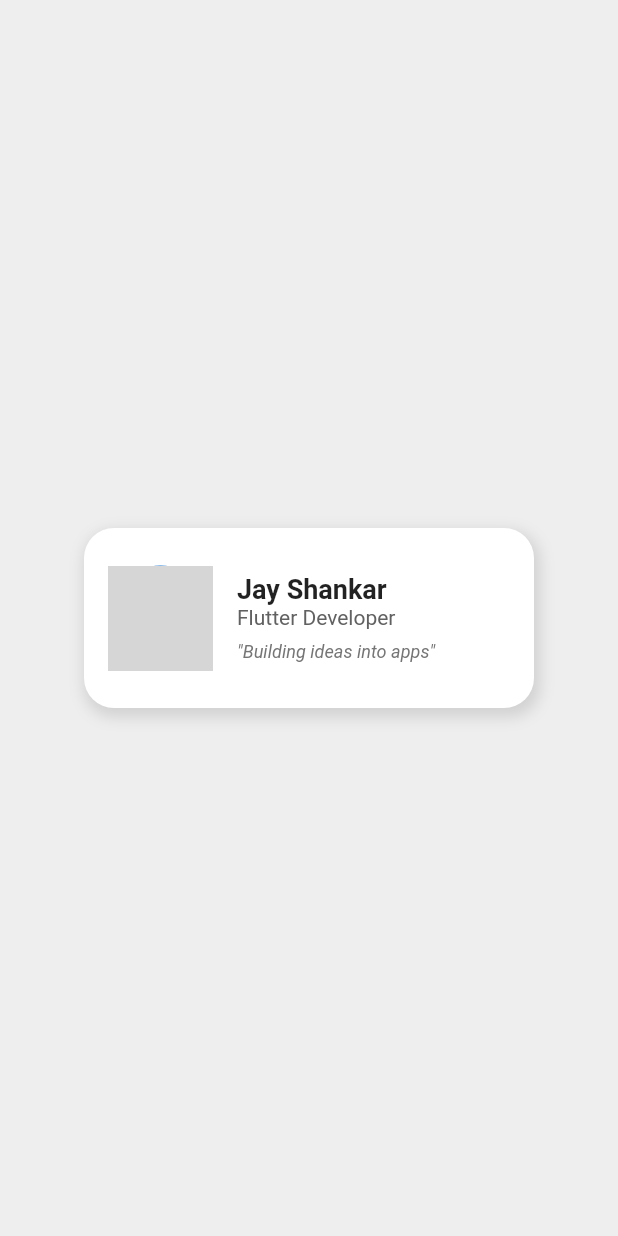
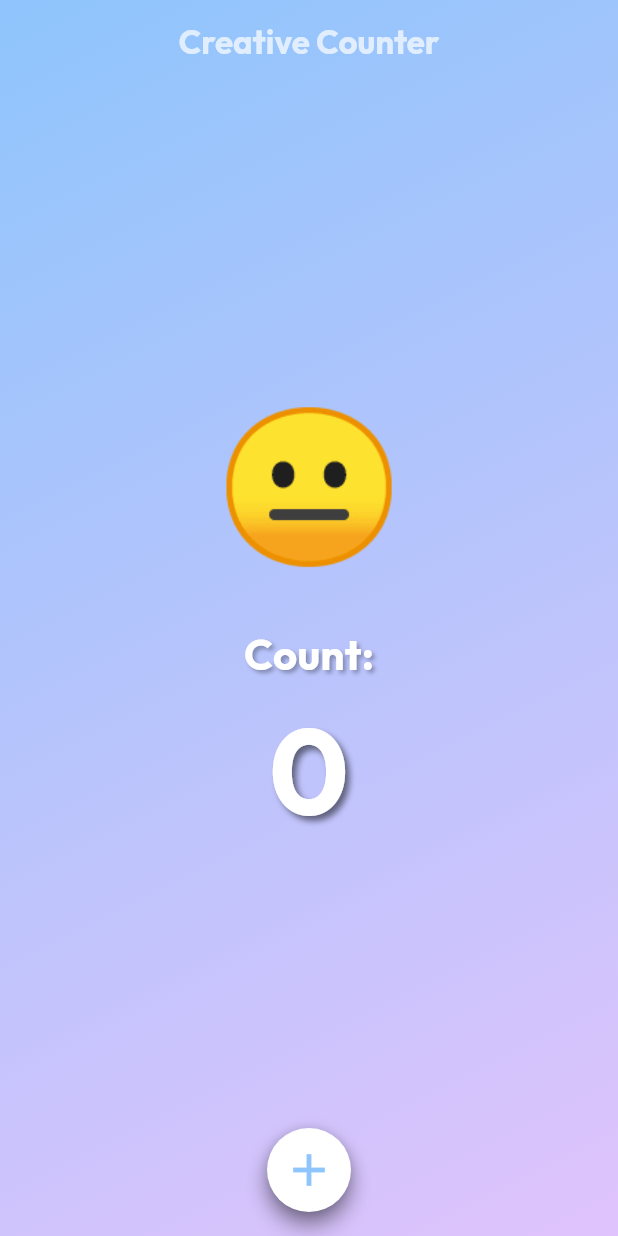
Before and after one commit to Jsp9888/tutedude, a Flutter app: the screen it shows after launch, on a phone screen of 412 x 824 dp. Run offline on Flutter 3.47's test engine with Material 2 defaults, Android fonts, the phone set to English and light mode, and no system bars; our stand-ins replace google_fonts; grey boxes are pictures that could not be loaded.

Commit message:
Assginment 3

```diff
--- a/lib/main.dart
+++ b/lib/main.dart
@@ -1,73 +1,199 @@
 import 'package:flutter/material.dart';
+import 'package:google_fonts/google_fonts.dart'; // Allowed package for custom fonts
 
 void main() {
-  runApp(MaterialApp(
-    home: Scaffold(
-      backgroundColor: Colors.grey[200],
-      body: Center(
-        child: IntroCard(),
-      ),
-    ),
-  ));
+  runApp(const MyApp());
 }
 
-class IntroCard extends StatelessWidget {
+class MyApp extends StatelessWidget {
+  const MyApp({super.key});
+
   @override
   Widget build(BuildContext context) {
-    return Container(
-      width: 300,
-      height: 120,
-      margin: EdgeInsets.all(16),
-      padding: EdgeInsets.all(16),
-      decoration: BoxDecoration(
-        color: Colors.white,
-        borderRadius: BorderRadius.circular(20),
-        boxShadow: [
-          BoxShadow(
-            color: Colors.black12,
-            blurRadius: 8,
-            spreadRadius: 2,
-            offset: Offset(2, 4),
+    return MaterialApp(
+      title: 'Creative Counter',
+      theme: ThemeData(
+        // Using a light theme with subtle adjustments to ensure contrast with gradients
+        brightness: Brightness.light,
+        colorScheme: ColorScheme.fromSeed(
+          seedColor: Colors.deepPurple,
+          brightness: Brightness.light,
+        ),
+        useMaterial3: true,
+      ),
+      home: const InteractiveCounterScreen(),
+    );
+  }
+}
+
+class InteractiveCounterScreen extends StatefulWidget {
+  const InteractiveCounterScreen({super.key});
+
+  @override
+  State<InteractiveCounterScreen> createState() =>
+      _InteractiveCounterScreenState();
+}
+
+class _InteractiveCounterScreenState extends State<InteractiveCounterScreen> {
+  int _counter = 0;
+  String _currentEmoji = '😐';
+  // Mark as late and initialize in initState to ensure static members are ready.
+  late List<Color> _currentGradientColors;
+
+  // Pre-define a list of emojis for mood progression
+  static const List<String> _emojis = [
+    '😐', // Neutral (0-4)
+    '🙂', // Slightly Happy (5-9)
+    '😄', // Happy (10-14)
+    '🤩', // Excited (15-19)
+    '🥳', // Celebration (20-24)
+    '🚀', // Blast off (25+)
+  ];
+
+  // Pre-define a list of harmonious color pairs for gradients
+  static const List<List<Color>> _gradientColors = [
+    [Color(0xFF8EC5FC), Color(0xFFE0C3FC)], // Blue to Purple
+    [Color(0xFFFFADAD), Color(0xFFFFCCB3)], // Pink to Orange
+    [Color(0xFFB5EAD7), Color(0xFFC7CEEA)], // Green to Light Purple
+    [Color(0xFFF7CAC9), Color(0xFF92A8D1)], // Coral to Steel Blue
+    [Color(0xFFEAD2AC), Color(0xFFF8EDEB)], // Muted Orange to Cream
+    [Color(0xFFFEE140), Color(0xFFFA709A)], // Gold to Pink (Celebration)
+  ];
+
+  @override
+  void initState() {
+    super.initState();
+    // Initialize _currentGradientColors here after the static _gradientColors is surely available.
+    _currentGradientColors = _gradientColors[0];
+  }
+
+  void _incrementCounter() {
+    setState(() {
+      _counter++;
+
+      // Determine the emoji based on the counter value
+      int emojiIndex = (_counter ~/ 5).clamp(0, _emojis.length - 1);
+      _currentEmoji = _emojis[emojiIndex];
+
+      // Determine the gradient colors based on the counter value
+      int gradientIndex = (_counter ~/ 5).clamp(0, _gradientColors.length - 1);
+      _currentGradientColors = _gradientColors[gradientIndex];
+    });
+  }
+
+  @override
+  Widget build(BuildContext context) {
+    return Scaffold(
+      backgroundColor: Colors.transparent, // Make Scaffold transparent
+      extendBodyBehindAppBar: true, // Allow body to go behind app bar
+      appBar: AppBar(
+        title: Text(
+          'Creative Counter',
+          style: GoogleFonts.outfit(
+            color: Colors.white70,
+            fontWeight: FontWeight.bold,
           ),
-        ],
+        ),
+        centerTitle: true,
+        elevation: 0,
+        backgroundColor: Colors.transparent, // Make app bar blend with background
       ),
-      child: Row(
-        children: [
-          // Profile Picture
-          CircleAvatar(
-            radius: 35,
-            backgroundImage: NetworkImage(
-              'https://i.pravatar.cc/150?img=3', // dummy image
-            ),
+      body: AnimatedContainer(
+        duration: const Duration(milliseconds: 700), // Smooth transition for background
+        curve: Curves.easeInOut,
+        decoration: BoxDecoration(
+          gradient: LinearGradient(
+            begin: Alignment.topLeft,
+            end: Alignment.bottomRight,
+            colors: _currentGradientColors,
           ),
-          SizedBox(width: 16),
-          // User Info
-          Expanded(
-            child: Column(
-              crossAxisAlignment: CrossAxisAlignment.start,
-              mainAxisAlignment: MainAxisAlignment.center,
-              children: [
-                Text(
-                  'Jay Shankar',
-                  style: TextStyle(fontSize: 18, fontWeight: FontWeight.bold),
+        ),
+        child: Center(
+          child: Column(
+            mainAxisAlignment: MainAxisAlignment.center,
+            children: <Widget>[
+              // AnimatedSwitcher for smooth emoji transition
+              AnimatedSwitcher(
+                duration: const Duration(milliseconds: 300),
+                transitionBuilder: (Widget child, Animation<double> animation) {
+                  return ScaleTransition(scale: animation, child: child);
+                },
+                child: Text(
+                  _currentEmoji,
+                  key: ValueKey<String>(_currentEmoji), // Key for animation
+                  style: const TextStyle(fontSize: 100), // Large emoji
                 ),
-                Text(
-                  'Flutter Developer',
-                  style: TextStyle(color: Colors.grey[700]),
+              ),
+              const SizedBox(height: 20),
+              Text(
+                'Count:',
+                style: GoogleFonts.outfit(
+                  fontSize: 28,
+                  fontWeight: FontWeight.bold,
+                  color: Colors.white,
+                  shadows: <Shadow>[
+                    Shadow(
+                      offset: const Offset(2.0, 2.0),
+                      blurRadius: 3.0,
+                      color: Colors.black.withOpacity(0.3),
+                    ),
+                  ],
                 ),
-                SizedBox(height: 8),
-                Text(
-                  '"Building ideas into apps"',
-                  style: TextStyle(
-                    fontStyle: FontStyle.italic,
-                    fontSize: 12,
-                    color: Colors.grey[600],
+              ),
+              // AnimatedSwitcher for smooth counter text transition
+              AnimatedSwitcher(
+                duration: const Duration(milliseconds: 300),
+                transitionBuilder: (Widget child, Animation<double> animation) {
+                  return SlideTransition(
+                    position: Tween<Offset>(
+                      begin: const Offset(0.0, 1.0),
+                      end: Offset.zero,
+                    ).animate(animation),
+                    child: FadeTransition(opacity: animation, child: child),
+                  );
+                },
+                child: Text(
+                  '$_counter', // Counter value
+                  key: ValueKey<int>(_counter), // Key for animation
+                  style: GoogleFonts.outfit(
+                    fontWeight: FontWeight.bold,
+                    fontSize: 80, // Larger font size
+                    color: Colors.white,
+                    shadows: <Shadow>[
+                      Shadow(
+                        offset: const Offset(3.0, 3.0),
+                        blurRadius: 5.0,
+                        color: Colors.black.withOpacity(0.5),
+                      ),
+                    ],
                   ),
                 ),
-              ],
+              ),
+            ],
+          ),
+        ),
+      ),
+      floatingActionButtonLocation: FloatingActionButtonLocation.centerFloat, // Center the FAB
+      floatingActionButton: Container(
+        decoration: BoxDecoration(
+          shape: BoxShape.circle,
+          boxShadow: <BoxShadow>[
+            BoxShadow(
+              color: Colors.black.withOpacity(0.3),
+              blurRadius: 10,
+              offset: const Offset(0, 5),
             ),
-          ),
-        ],
+          ],
+        ),
+        child: FloatingActionButton(
+          onPressed: _incrementCounter,
+          tooltip: 'Increment',
+          backgroundColor: Colors.white, // White FAB background
+          // Icon color dynamically matches the starting color of the current gradient
+          foregroundColor: _currentGradientColors.first,
+          shape: const CircleBorder(), // Ensure circular shape
+          child: const Icon(Icons.add, size: 36), // Larger icon
+        ),
       ),
     );
   }
--- a/pubspec.yaml
+++ b/pubspec.yaml
@@ -35,6 +35,7 @@ dependencies:
   # The following adds the Cupertino Icons font to your application.
   # Use with the CupertinoIcons class for iOS style icons.
   cupertino_icons: ^1.0.2
+  google_fonts: ^4.0.4
 
 dev_dependencies:
   flutter_test:
```
Also changed, not shown: pubspec.lock, 6 other files.
